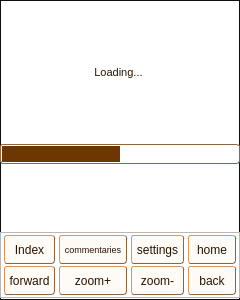
MosheWagner/Orayta-QT, file android-exp/mobileapp.ui: the form before one commit.
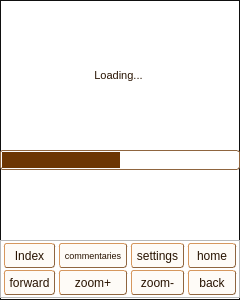
The form after the commit. The open tabs and pages were chosen to show the change. Icons and pictures are not drawn.

What changed in the file:
```diff
--- a/android-exp/mobileapp.ui
+++ b/android-exp/mobileapp.ui
@@ -1067,7 +1067,7 @@
             <property name="minimumSize">
              <size>
               <width>50</width>
-              <height>29</height>
+              <height>25</height>
              </size>
             </property>
             <property name="font">
@@ -1112,7 +1112,7 @@
             <property name="minimumSize">
              <size>
               <width>50</width>
-              <height>29</height>
+              <height>25</height>
              </size>
             </property>
             <property name="font">
@@ -1154,7 +1154,7 @@
             <property name="minimumSize">
              <size>
               <width>50</width>
-              <height>29</height>
+              <height>25</height>
              </size>
             </property>
             <property name="font">
@@ -1196,7 +1196,7 @@
             <property name="minimumSize">
              <size>
               <width>50</width>
-              <height>29</height>
+              <height>25</height>
              </size>
             </property>
             <property name="font">
@@ -1238,7 +1238,7 @@
             <property name="minimumSize">
              <size>
               <width>50</width>
-              <height>29</height>
+              <height>25</height>
              </size>
             </property>
             <property name="font">
@@ -1280,7 +1280,7 @@
             <property name="minimumSize">
              <size>
               <width>50</width>
-              <height>29</height>
+              <height>25</height>
              </size>
             </property>
             <property name="font">
@@ -1325,7 +1325,7 @@
             <property name="minimumSize">
              <size>
               <width>50</width>
-              <height>29</height>
+              <height>25</height>
              </size>
             </property>
             <property name="font">
@@ -1370,7 +1370,7 @@
             <property name="minimumSize">
              <size>
               <width>50</width>
-              <height>29</height>
+              <height>25</height>
              </size>
             </property>
             <property name="font">
```
Left out of the diff: 14 changed lines with no effect on the pictures.
